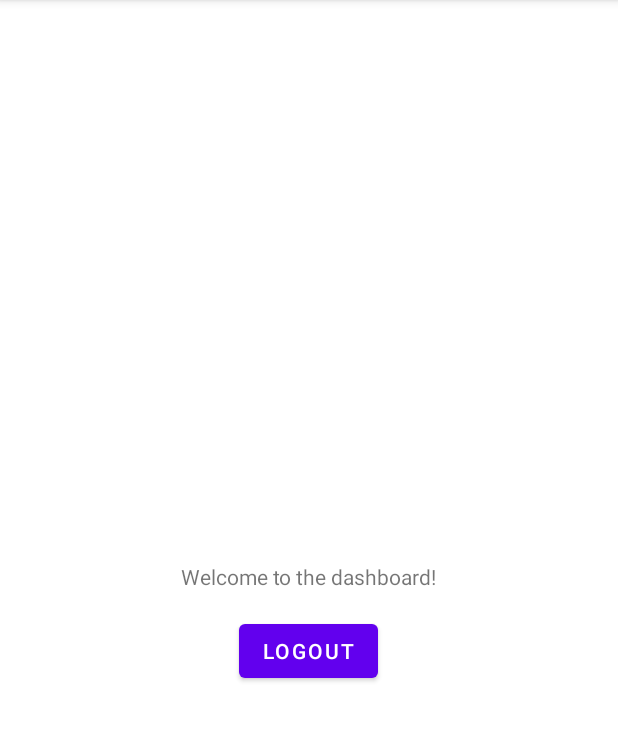
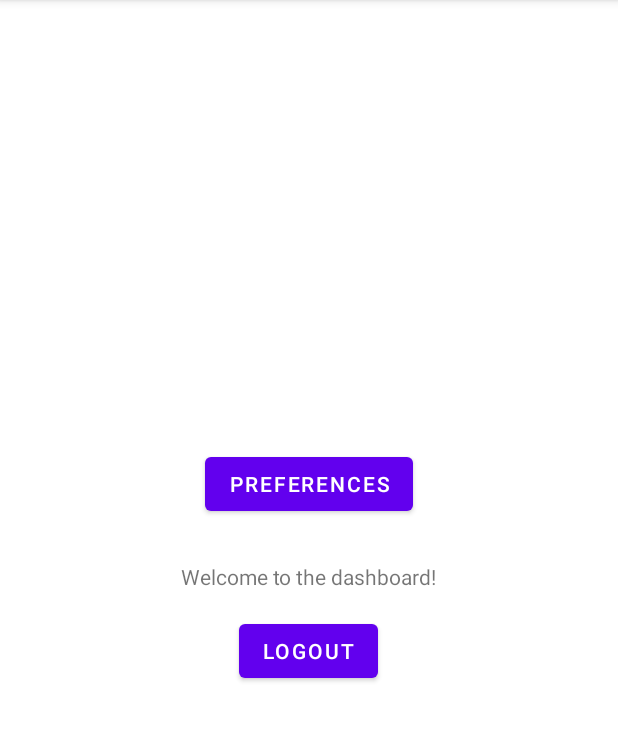
Before and after one commit to WSU-4110/GymBuddy, an Android app: the screen it shows after launch (MainActivity), on a phone screen of 412 x 824 dp, the part 84-825 px from its top. Run offline under Robolectric (Android 15) with nearby library versions, the phone set to English and light mode, and no system bars; our stand-ins replace Firebase (no records; nobody signed in at launch, a user with empty details on screens opened directly); Roboto replaces fonts that are not available here.

Commit message:
made changes to link pages together

```diff
--- a/app/src/main/AndroidManifest.xml
+++ b/app/src/main/AndroidManifest.xml
@@ -12,6 +12,7 @@
         android:supportsRtl="true"
         android:theme="@style/Theme.AuthenticatorApp">
         <activity android:name=".LogIn"></activity>
+        <activity android:name=".userPreferences"></activity>
         <activity android:name=".Register">
             <intent-filter>
                 <action android:name="android.intent.action.MAIN" />
--- a/app/src/main/java/com/company/authenticatorapp/LogIn.java
+++ b/app/src/main/java/com/company/authenticatorapp/LogIn.java
@@ -21,6 +21,7 @@ import com.google.android.gms.tasks.OnSuccessListener;
 import com.google.android.gms.tasks.Task;
 import com.google.firebase.auth.AuthResult;
 import com.google.firebase.auth.FirebaseAuth;
+import com.google.firebase.auth.FirebaseUser;
 
 public class LogIn extends AppCompatActivity {
 
@@ -28,7 +29,7 @@ public class LogIn extends AppCompatActivity {
     Button mLoginBtn;
     TextView mCreateBtn, forgotTextLink;
     ProgressBar progressBar;
-    FirebaseAuth fAuth;
+     FirebaseAuth fAuth;
 
 
     @Override
@@ -39,7 +40,7 @@ public class LogIn extends AppCompatActivity {
         mEmail = findViewById(R.id.Email);
         mPassword = findViewById(R.id.password);
         progressBar = findViewById(R.id.progressBar);
-        fAuth = FirebaseAuth.getInstance();
+       fAuth = FirebaseAuth.getInstance();
         mLoginBtn = findViewById(R.id.loginBtn);
         mCreateBtn = findViewById(R.id.createText);
         forgotTextLink = findViewById(R.id.forgotPassword);
@@ -76,6 +77,7 @@ public class LogIn extends AppCompatActivity {
                     public void onComplete(@NonNull Task<AuthResult> task) {
                         if (task.isSuccessful()) {
                             Toast.makeText(LogIn.this, "Logged in Successfully", Toast.LENGTH_SHORT).show();
+                            FirebaseUser user = fAuth.getCurrentUser();
                             startActivity(new Intent(getApplicationContext(), MainActivity.class));
                         } else {
                             Toast.makeText(LogIn.this, "Error ! " + task.getException().getMessage(), Toast.LENGTH_SHORT).show();
--- a/app/src/main/java/com/company/authenticatorapp/MainActivity.java
+++ b/app/src/main/java/com/company/authenticatorapp/MainActivity.java
@@ -5,6 +5,7 @@ import androidx.appcompat.app.AppCompatActivity;
 import android.content.Intent;
 import android.os.Bundle;
 import android.view.View;
+import android.widget.Button;
 
 import com.google.firebase.auth.FirebaseAuth;
 
@@ -14,6 +15,7 @@ public class MainActivity extends AppCompatActivity{
     protected void onCreate(Bundle savedInstanceState) {
         super.onCreate(savedInstanceState);
         setContentView(R.layout.activity_main);
+        Button PrefButton = (Button) findViewById(R.id.button2);
     }
 
     public void logout(View view){
@@ -23,8 +25,8 @@ public class MainActivity extends AppCompatActivity{
     }
 
     public void preferences(View view){
-
-        startActivity(new Intent(getApplicationContext(),userPreferences.class));
+        FirebaseAuth fAuth;
+        startActivity(new Intent(MainActivity.this,userPreferences.class));
         finish();
     }
 }
--- a/app/src/main/res/layout/activity_main.xml
+++ b/app/src/main/res/layout/activity_main.xml
@@ -21,11 +21,22 @@
         android:layout_width="wrap_content"
         android:layout_height="wrap_content"
         android:layout_marginTop="16dp"
+        android:onClick="logout"
         android:text="Logout"
         app:layout_constraintEnd_toEndOf="parent"
         app:layout_constraintHorizontal_bias="0.498"
         app:layout_constraintStart_toStartOf="parent"
-    app:layout_constraintTop_toBottomOf="@+id/textView3"
-    android:onClick = "logout"/>
+        app:layout_constraintTop_toBottomOf="@+id/textView3" />
+
+    <Button
+        android:id="@+id/button2"
+        android:layout_width="wrap_content"
+        android:layout_height="wrap_content"
+        android:layout_marginStart="16dp"
+        android:layout_marginBottom="28dp"
+        android:onClick="preferences"
+        android:text="Preferences"
+        app:layout_constraintBottom_toTopOf="@+id/textView3"
+        app:layout_constraintStart_toStartOf="@+id/textView3" />
 
 </androidx.constraintlayout.widget.ConstraintLayout>
```
Lines whose indentation alone changed are shown as unchanged.
